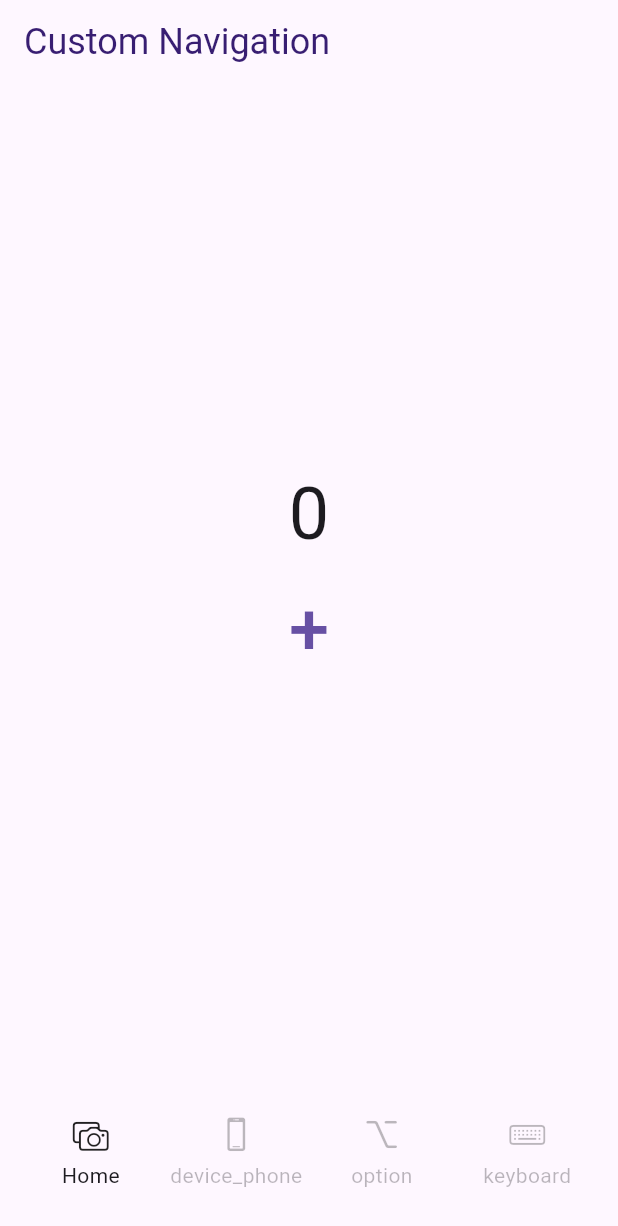
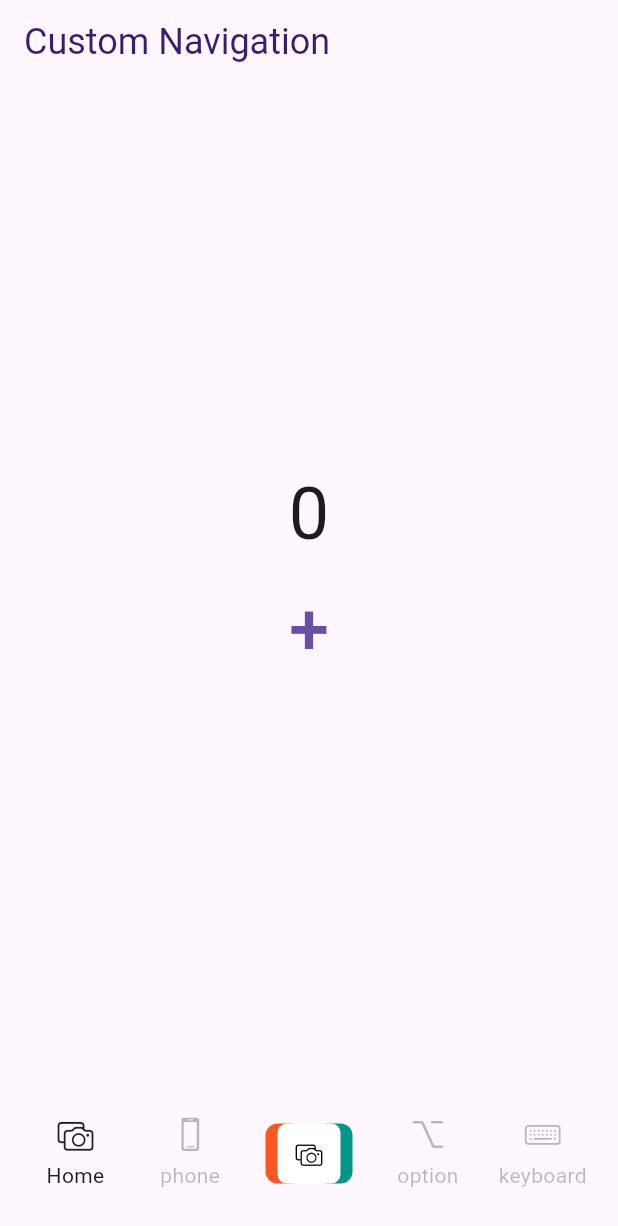
Before and after one commit to techighpark/flutter-starter-pack, a Flutter app: the CustomNavigationView screen opened by its route, on a phone screen of 412 x 824 dp. Shown: the top 1226 px of the screen. Run offline on Flutter 3.47's test engine with Material 2 defaults, Android fonts, the phone set to English and light mode, and no system bars; our stand-ins replace flutter_riverpod, go_router, google_fonts.

Commit message:
button type & bottom sheet

```diff
--- a/lib/features/main_navigation/views/custom_navigation_view.dart
+++ b/lib/features/main_navigation/views/custom_navigation_view.dart
@@ -2,6 +2,7 @@ import 'package:dev_app_1/constants/gaps.dart';
 import 'package:dev_app_1/constants/sizes.dart';
 import 'package:dev_app_1/features/main_navigation/views/stfScreen.dart';
 import 'package:dev_app_1/features/main_navigation/widgets/nav_tab.dart';
+import 'package:dev_app_1/features/widget_navigation/widgets/buttons/stack_button.dart';
 import 'package:flutter/cupertino.dart';
 import 'package:flutter/material.dart';
 
@@ -53,12 +54,21 @@ class _CustomNavigationViewState extends State<CustomNavigationView> {
     setState(() {});
   }
 
+  void _onStackButtonTap() {
+    Navigator.of(context).push(
+      MaterialPageRoute(
+        builder: (context) => Container(),
+        fullscreenDialog: true,
+      ),
+    );
+  }
+
   /// [Scaffold] 한번에 한 화면만 그림
   /// 우리가 원하는 건 화면을 그리지만 사용자에게 시각적으로 보이지 않게 하는 것(화면은 alive~) -> [Stack] + [Offstage]
   /// [Offstage] = Creates a widget that visually hides its child.
   /// [Offstage]->[offstage] = false => visible
   /// [Offstage]->[offstage] = true => invisible
-  /// [Offstage] -> [children] 너무 많이 사용하면 안된다!!
+  /// [Offstage]->[children] 너무 많이 사용하면 안된다!!
   @override
   Widget build(BuildContext context) {
     return Scaffold(
@@ -93,7 +103,7 @@ class _CustomNavigationViewState extends State<CustomNavigationView> {
         height: 110,
         padding: const EdgeInsets.all(Sizes.size12),
         child: Row(
-          mainAxisAlignment: MainAxisAlignment.spaceAround,
+          mainAxisAlignment: MainAxisAlignment.spaceBetween,
           children: [
             NavTab(
               text: 'Home',
@@ -102,11 +112,17 @@ class _CustomNavigationViewState extends State<CustomNavigationView> {
               onTap: () => _onTap(0),
             ),
             NavTab(
-              text: 'device_phone',
+              text: 'phone',
               isSelected: _selectedIndex == 1,
               onTap: () => _onTap(1),
               icon: CupertinoIcons.device_phone_portrait,
             ),
+            Gaps.h20,
+            GestureDetector(
+              onTap: _onStackButtonTap,
+              child: const StackButton(),
+            ),
+            Gaps.h20,
             NavTab(
               text: 'option',
               isSelected: _selectedIndex == 3,
--- a/lib/features/main_navigation/views/main_navigation_view.dart
+++ b/lib/features/main_navigation/views/main_navigation_view.dart
@@ -1,8 +1,11 @@
+import 'package:dev_app_1/constants/gaps.dart';
+import 'package:dev_app_1/features/widget_navigation/widgets/buttons/stack_button.dart';
 import 'package:flutter/cupertino.dart';
 import 'package:flutter/material.dart';
 
 /// [BottomNavigationBar] - Material Design 2
 /// [NavigationBar] - Material Design 3
+/// [NavigationDestination]
 class MainNavigationView extends StatefulWidget {
   static String routeName = 'mainNavigation';
   static String routeUrl = '/main';
@@ -54,6 +57,7 @@ class _MainNavigationViewState extends State<MainNavigationView> {
             ),
             label: 'Search',
           ),
+          StackButton(),
           NavigationDestination(
             icon: Icon(
               Icons.add_business_rounded,
--- a/lib/features/main_navigation/views/my_cupertino_tab_bar_view.dart
+++ b/lib/features/main_navigation/views/my_cupertino_tab_bar_view.dart
@@ -1,3 +1,4 @@
+import 'package:dev_app_1/features/widget_navigation/widgets/buttons/stack_button.dart';
 import 'package:flutter/cupertino.dart';
 import 'package:flutter/material.dart';
 
--- /dev/null
+++ b/lib/features/widget_navigation/widgets/buttons/stack_button.dart
@@ -0,0 +1,71 @@
+import 'package:dev_app_1/constants/sizes.dart';
+import 'package:flutter/cupertino.dart';
+import 'package:flutter/material.dart';
+
+/// [Stack]
+/// [Positioned]
+/// [Positioned] -> left, right, top, bottom need anchor point
+/// anchor point is other
+class StackButton extends StatelessWidget {
+  const StackButton({
+    super.key,
+  });
+
+  @override
+  Widget build(BuildContext context) {
+    return Stack(
+      clipBehavior: Clip.none,
+      children: [
+        Positioned(
+          left: 25,
+          child: Container(
+            height: Sizes.size40,
+            width: 25,
+            padding: const EdgeInsets.symmetric(
+              horizontal: Sizes.size8,
+            ),
+            decoration: BoxDecoration(
+              color: Colors.teal,
+              borderRadius: BorderRadius.circular(
+                Sizes.size8,
+              ),
+            ),
+          ),
+        ),
+        Positioned(
+          right: 25,
+          child: Container(
+            height: Sizes.size40,
+            width: 25,
+            padding: const EdgeInsets.symmetric(
+              horizontal: Sizes.size8,
+            ),
+            decoration: BoxDecoration(
+              color: Colors.deepOrange,
+              borderRadius: BorderRadius.circular(
+                Sizes.size8,
+              ),
+            ),
+          ),
+        ),
+        Container(
+          height: Sizes.size40,
+          padding: const EdgeInsets.symmetric(
+            horizontal: Sizes.size12,
+          ),
+          decoration: BoxDecoration(
+            color: Colors.white,
+            borderRadius: BorderRadius.circular(
+              Sizes.size6,
+            ),
+          ),
+          child: const Icon(
+            CupertinoIcons.camera_on_rectangle,
+            color: Colors.black,
+            size: 18,
+          ),
+        ),
+      ],
+    );
+  }
+}
```
Also changed, not shown: lib/features/widget_navigation/button_type_view.dart (deleted, +0 -10 lines), lib/features/widget_navigation/views/button_type_view.dart (added, +149 -0 lines), lib/features/widget_navigation/widget_navigation.dart (+49 -1 lines).
